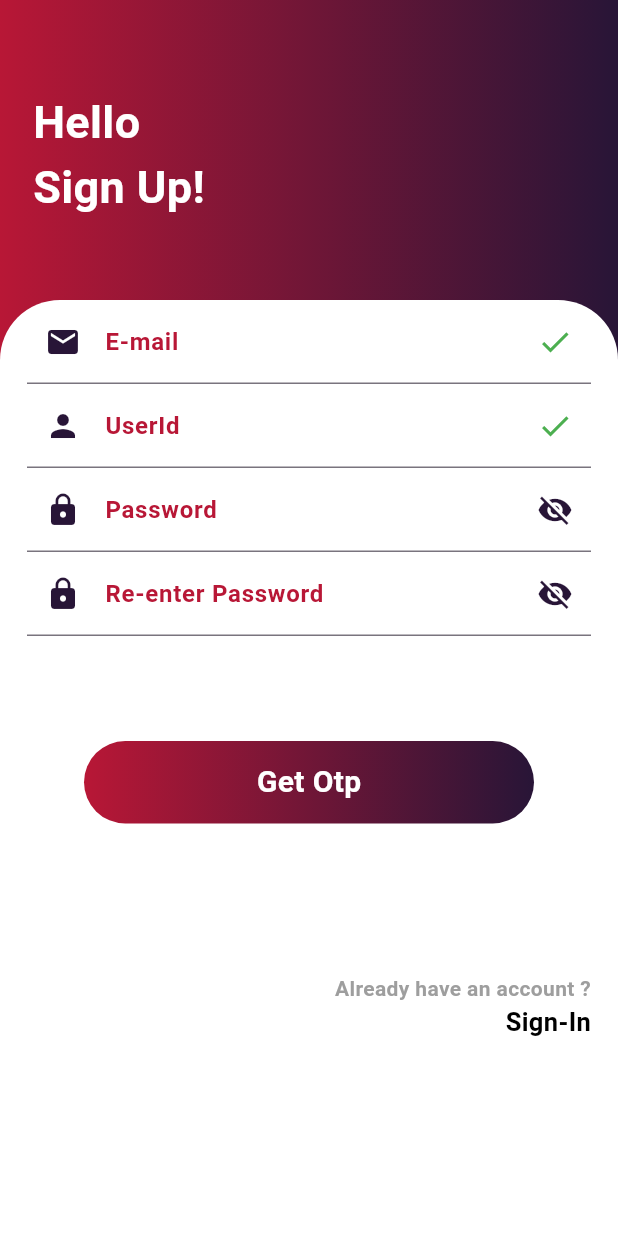
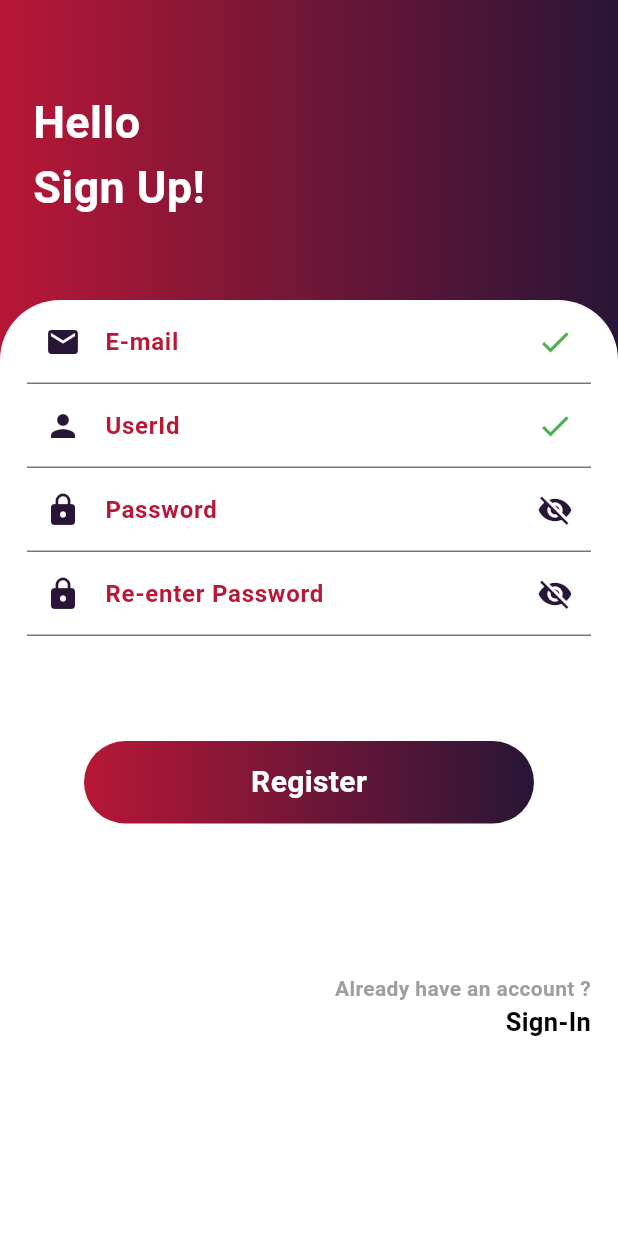
Before and after one commit to siddhant0210/educ, a Flutter app: the screen it shows after launch, after a tap on "SIGN IN", after a tap on "Sign-Up", on a phone screen of 412 x 824 dp. Run offline on Flutter 3.47's test engine with Material 3 defaults, Android fonts, the phone set to English and light mode, and no system bars; our stand-ins replace dio, logger, retrofit; generated files the repository leaves out were written again.

```diff
--- /dev/null
+++ b/lib/view_models/register_viewmodel.dart
@@ -0,0 +1,3 @@
+class RegisterViewModel{
+
+}
--- a/lib/views/auth/login/login_screen.dart
+++ b/lib/views/auth/login/login_screen.dart
@@ -67,15 +67,22 @@ class _LoginScreenState extends State<LoginScreen> {
                         children: [
                           TextFormField(
                             controller: emailController,
+                            validator: (value) {
+                              if (value!.isEmpty) {
+                                return 'userid is required';
+                              }
+
+                              return null;
+                            },
                             decoration: const InputDecoration(
                                 prefixIcon:
-                                    Icon(Icons.mail, color: Color(0xff281537)),
+                                Icon(Icons.mail, color: Color(0xff281537)),
                                 suffixIcon: Icon(
                                   Icons.check,
                                   color: Colors.green,
                                 ),
                                 label: Text(
-                                  'E-Mail',
+                                  'UserId',
                                   style: TextStyle(
                                       fontWeight: FontWeight.bold,
                                       color: Color(0xffB81736)),
@@ -140,10 +147,11 @@ class _LoginScreenState extends State<LoginScreen> {
                                   // Navigate to the next screen if login is successful
                                   // ignore: use_build_context_synchronously
                                   logger.i("tapped!");
-                                  if(context.mounted){
-                                  Navigator.pushReplacementNamed(
-                                      context, RouteName.home);
-                                }}
+                                  if (context.mounted) {
+                                    Navigator.pushReplacementNamed(
+                                        context, RouteName.home);
+                                  }
+                                }
                                 logger.i("Sign-In tapped!");
                               }
                             },
--- a/lib/views/auth/register/register_screen.dart
+++ b/lib/views/auth/register/register_screen.dart
@@ -1,7 +1,9 @@
 import 'package:e_learningapp/utils/extensions.dart';
+import 'package:e_learningapp/view_models/login_viewmodel.dart';
 import 'package:flutter/material.dart';
 import 'package:flutter/widgets.dart';
 import 'package:logger/logger.dart';
+import 'package:provider/provider.dart';
 
 import '../../../routes/route_config.dart';
 
@@ -15,13 +17,17 @@ class RegisterScreen extends StatefulWidget {
 class _RegisterScreenState extends State<RegisterScreen> {
   final _formKey = GlobalKey<FormState>();
   final Logger logger = Logger();
+  TextEditingController emailController = TextEditingController();
+  TextEditingController userController = TextEditingController();
+  TextEditingController passwordController = TextEditingController();
   // ignore: prefer_typing_uninitialized_variables, non_constant_identifier_names
   var confirm_password;
   bool _isSecuredPassword = true;
   @override
-  Widget build(BuildContext context){
-    return Scaffold(
-        body: Stack(
+  Widget build(BuildContext context) {
+    return Scaffold(body: Consumer<LoginViewModel>(
+      builder: (BuildContext context, LoginViewModel value, Widget? child) {
+        return Stack(
           children: [
             Container(
               height: double.infinity,
@@ -64,6 +70,7 @@ class _RegisterScreenState extends State<RegisterScreen> {
                         mainAxisAlignment: MainAxisAlignment.center,
                         children: [
                           TextFormField(
+                            controller: emailController,
                             validator: (value) {
                               if (!value!.isValidEmail) {
                                 return ' Valid Email is required';
@@ -85,6 +92,7 @@ class _RegisterScreenState extends State<RegisterScreen> {
                                 )),
                           ),
                           TextFormField(
+                            controller: userController,
                             validator: (value) {
                               if (value!.isEmpty) {
                                 return '  userid is required';
@@ -92,8 +100,8 @@ class _RegisterScreenState extends State<RegisterScreen> {
                               return null;
                             },
                             decoration: const InputDecoration(
-                            prefixIcon:
-                                Icon(Icons.person, color: Color(0xff281537)),
+                                prefixIcon: Icon(Icons.person,
+                                    color: Color(0xff281537)),
                                 suffixIcon: Icon(
                                   Icons.check,
                                   color: Colors.green,
@@ -106,6 +114,7 @@ class _RegisterScreenState extends State<RegisterScreen> {
                                 )),
                           ),
                           TextFormField(
+                            controller: passwordController,
                             obscureText: _isSecuredPassword,
                             validator: (value) {
                               confirm_password = value;
@@ -151,14 +160,31 @@ class _RegisterScreenState extends State<RegisterScreen> {
                             height: 70,
                           ),
                           GestureDetector(
-                        onTap: () {
+                            onTap: () async {
+                              if (value.isLoading) return;
                               if (_formKey.currentState!.validate()) {
                                 ScaffoldMessenger.of(context).showSnackBar(
-                              const SnackBar(content: Text("Processing Data")),
+                                  const SnackBar(
+                                      content: Text("Processing Data")),
                                 );
-                            Navigator.pushNamed(context, RouteName.otp);
+                                await value.login(
+                                  emailController.text.trim(),
+                                  passwordController.text.trim(),
+                                );
+
+                               if (value.isLogged) {
+                                  // Navigate to the next screen if login is successful
+                                  // ignore: use_build_context_synchronously
+                                  logger.i("tapped!");
+                                  if (context.mounted) {
+                                    // Navigator.pushReplacementNamed(
+                                    //     context, RouteName.otp);
+                                     Navigator.pushReplacementNamed(
+                                        context, RouteName.login);
                                   }
-                          logger.i("Get OTP tapped!");
+                                }
+                                logger.i("submit tapped!");
+                              }
                             },
                             child: Container(
                               width: 300,
@@ -166,12 +192,15 @@ class _RegisterScreenState extends State<RegisterScreen> {
                               decoration: BoxDecoration(
                                 borderRadius: BorderRadius.circular(30),
                                 gradient: const LinearGradient(
-                              colors: [Color(0xffB81736), Color(0xff281537)],
+                                  colors: [
+                                    Color(0xffB81736),
+                                    Color(0xff281537)
+                                  ],
                                 ),
                               ),
                               child: const Center(
                                 child: Text(
-                              'Get Otp',
+                                  'Register',
                                   style: TextStyle(
                                     fontWeight: FontWeight.bold,
                                     color: Colors.white,
@@ -199,7 +228,8 @@ class _RegisterScreenState extends State<RegisterScreen> {
                                 ),
                                 GestureDetector(
                                   onTap: () {
-                                Navigator.pushNamed(context, RouteName.login);
+                                    Navigator.pushNamed(
+                                        context, RouteName.login);
                                   },
                                   child: const Text(
                                     "Sign-In",
@@ -221,6 +251,8 @@ class _RegisterScreenState extends State<RegisterScreen> {
               ),
             )
           ],
+        );
+      },
     ));
   }
 
```
Lines whose indentation alone changed are shown as unchanged.
